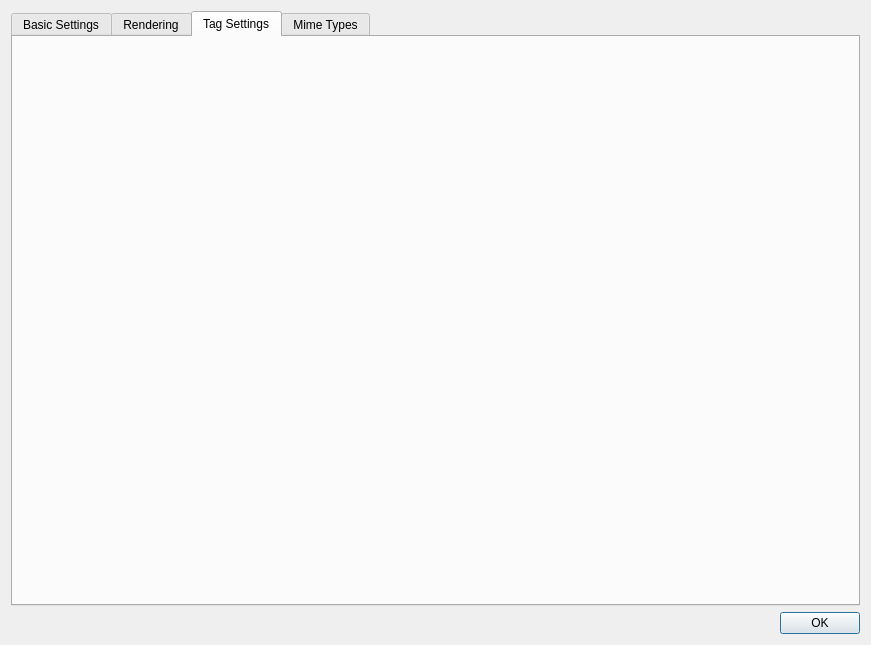
This is gvtree_preferences.ui in wtr9987/gvtree as Qt 5 draws it before an edit. The edited form follows.
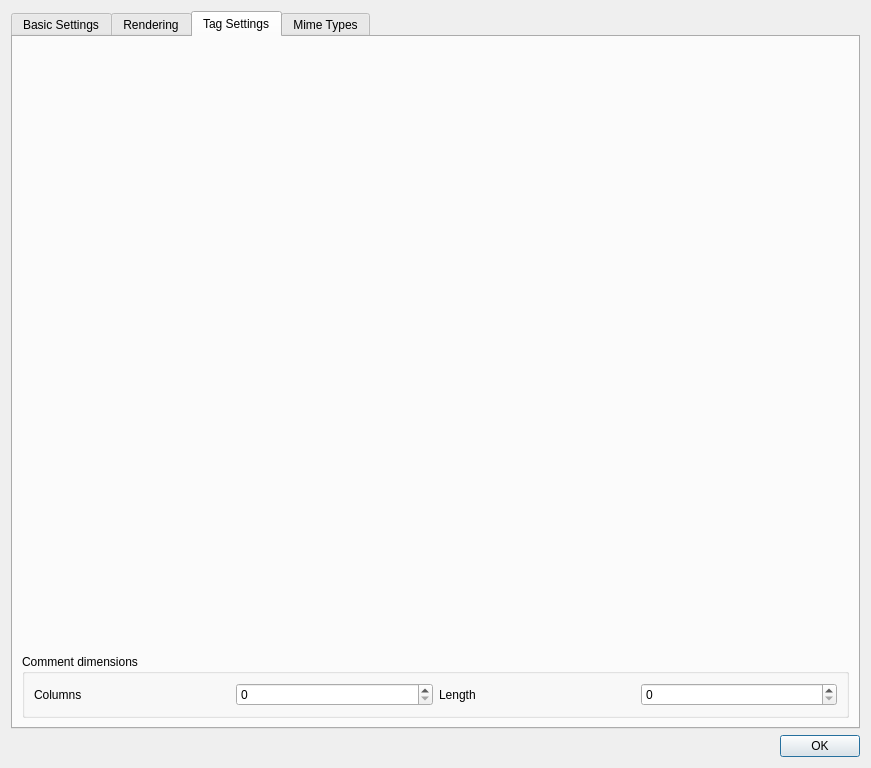
This is the edited form. The open tabs and pages were chosen to show the change. Icons and pictures are not drawn. Custom widgets are drawn as their Qt base class.

Commit message: Documentation Moved comment preferences to other page

```diff
--- a/gvtree_preferences.ui
+++ b/gvtree_preferences.ui
@@ -7,7 +7,7 @@
     <x>0</x>
     <y>0</y>
     <width>871</width>
-    <height>645</height>
+    <height>768</height>
    </rect>
   </property>
   <property name="windowTitle">
@@ -554,10 +554,20 @@
          </layout>
         </widget>
        </item>
-       <item>
+      </layout>
+     </widget>
+     <widget class="QWidget" name="tabWidgetPage3">
+      <attribute name="title">
+       <string>Tag Settings</string>
+      </attribute>
+      <layout class="QGridLayout" name="gridLayout_5">
+       <item row="0" column="0" rowspan="98">
+        <layout class="QVBoxLayout" name="verticalLayout_3"/>
+       </item>
+       <item row="99" column="0" colspan="2">
         <widget class="QGroupBox" name="groupBox_5">
          <property name="title">
-          <string>Commit comment dimensions</string>
+          <string>Comment dimensions</string>
          </property>
          <layout class="QGridLayout" name="gridLayout_7">
           <item row="0" column="1">
@@ -570,7 +580,7 @@
           <item row="0" column="0">
            <widget class="QLabel" name="label">
             <property name="text">
-             <string>Column width</string>
+             <string>Columns</string>
             </property>
            </widget>
           </item>
@@ -584,7 +594,7 @@
           <item row="0" column="2">
            <widget class="QLabel" name="label_2">
             <property name="text">
-             <string>Maximum length</string>
+             <string>Length</string>
             </property>
            </widget>
           </item>
@@ -593,16 +603,6 @@
        </item>
       </layout>
      </widget>
-     <widget class="QWidget" name="tabWidgetPage3">
-      <attribute name="title">
-       <string>Tag Settings</string>
-      </attribute>
-      <layout class="QGridLayout" name="gridLayout_5">
-       <item row="0" column="0" rowspan="99">
-        <layout class="QVBoxLayout" name="verticalLayout_3"/>
-       </item>
-      </layout>
-     </widget>
      <widget class="QWidget" name="tabWidgetPage4">
       <attribute name="title">
        <string>Mime Types</string>
```
Left out of the diff: 2 changed lines with no effect on the pictures. The commit also changes 3 other files.
